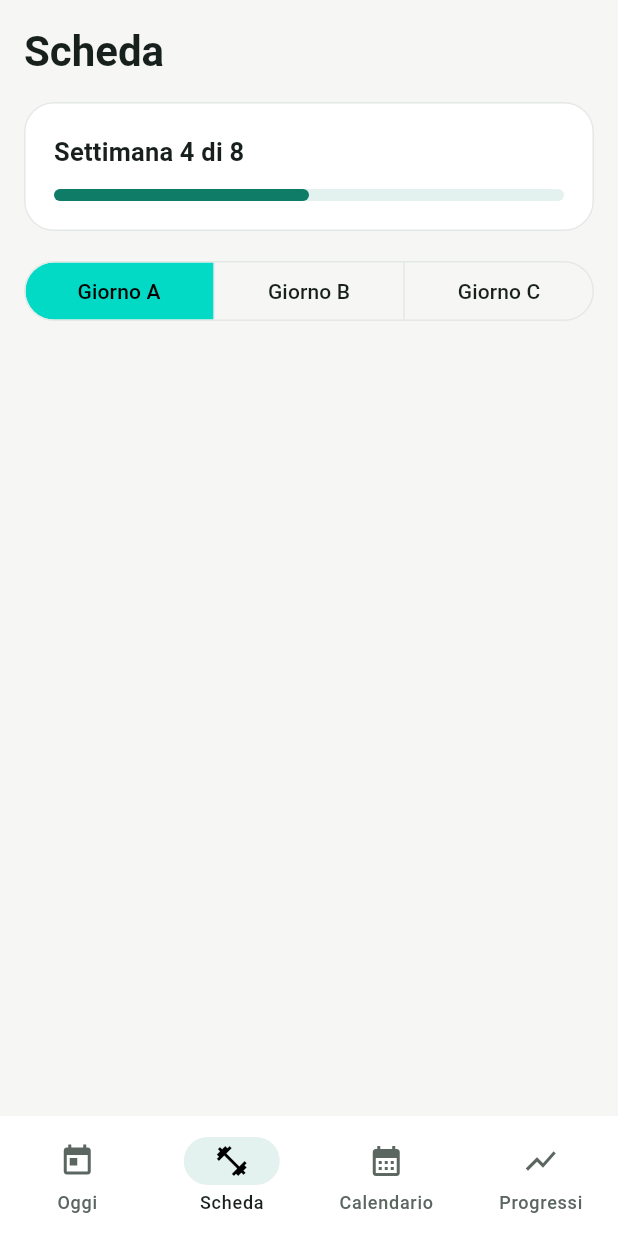
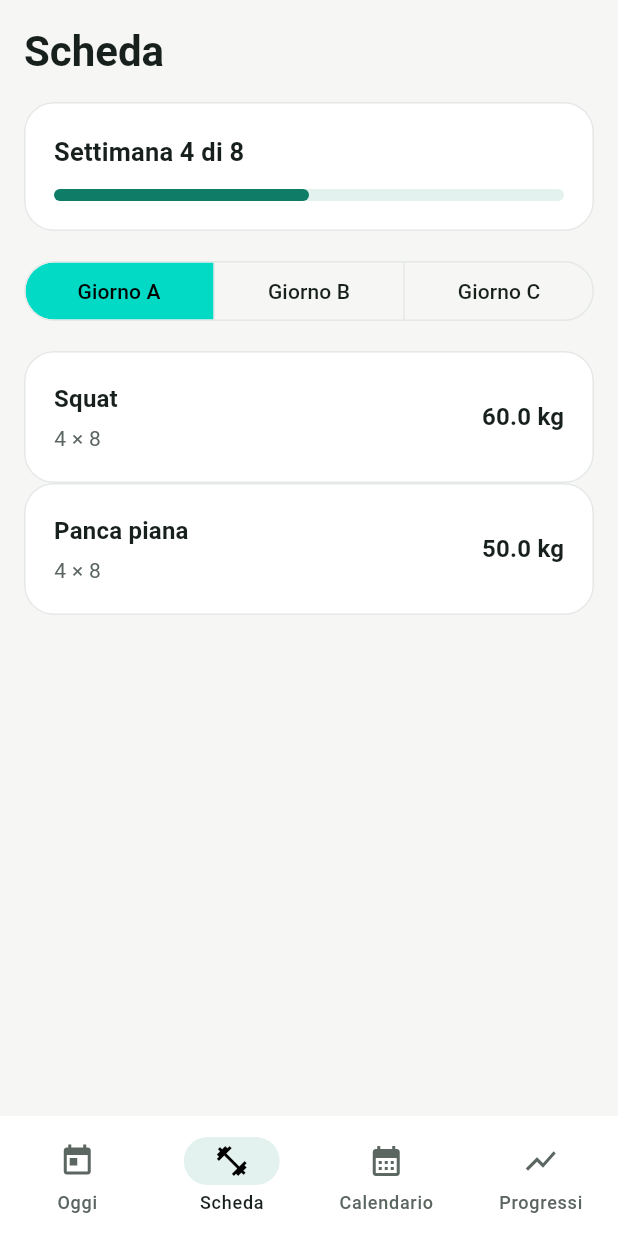
Before and after one commit to MatteoRossii/Balance, a Flutter app: the screen it shows after launch, item 2 of the bottom bar chosen, on a phone screen of 412 x 824 dp. Run offline on Flutter 3.47's test engine with Material 3 defaults, Android fonts, the phone set to English and light mode, and no system bars.

Commit message:
aggiunta esercizi scheda

```diff
--- a/lib/schermata_scheda.dart
+++ b/lib/schermata_scheda.dart
@@ -62,6 +62,7 @@ class _SchermataSchedaState extends State<SchermataScheda> {
     // in tutta l'app invece di scrivere numeri sparsi.
     final testi = Theme.of(context).textTheme;
     final scheda = schedaEsempio;
+    final giorno = scheda.giorni[_giornoSelezionato];
 
     // ListView invece di Column: se i contenuti superano l'altezza
     // dello schermo (iPhone SE) si può scorrere invece di andare in errore.
@@ -103,6 +104,47 @@ class _SchermataSchedaState extends State<SchermataScheda> {
           // Toglie la ✓ accanto alla lettera selezionata.
           showSelectedIcon: false,
         ),
+        const SizedBox(height: 16), //lascia spazio tra i pulsanti e l'esercizio
+
+        for (final esercizio in giorno.esercizi)
+          Card(
+            child: Padding(
+              padding: const EdgeInsets.all(20),
+              child: Row(
+                children: [
+                  // SINISTRA: nome + serie × ripetizioni.
+                  // Expanded prende tutto lo spazio libero e spinge il peso a destra.
+                  Expanded(
+                    child: Column(
+                      crossAxisAlignment: CrossAxisAlignment.start,
+                      children: [
+                        Text(
+                          esercizio.nome,
+                          style: testi.titleMedium?.copyWith(
+                            fontWeight: FontWeight.w600,
+                          ),
+                        ),
+                        const SizedBox(height: 4),
+                        Text(
+                          '${esercizio.serie} × ${esercizio.ripetizioni}',
+                          style: testi.bodyMedium?.copyWith(
+                            color: coloreTestoSecondario,
+                          ),
+                        ),
+                      ],
+                    ),
+                  ),
+                  // DESTRA: il peso, con lo stesso stile del nome.
+                  Text(
+                    '${esercizio.carico} kg',
+                    style: testi.titleMedium?.copyWith(
+                      fontWeight: FontWeight.w600,
+                    ),
+                  ),
+                ],
+              ),
+            ),
+          ),
       ],
     );
   }
```
